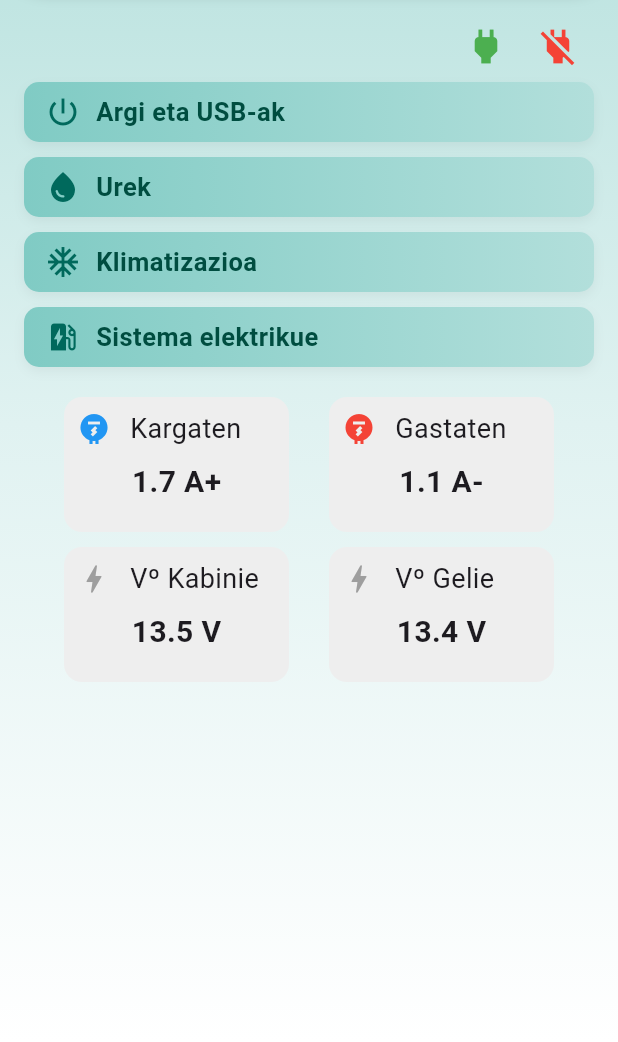
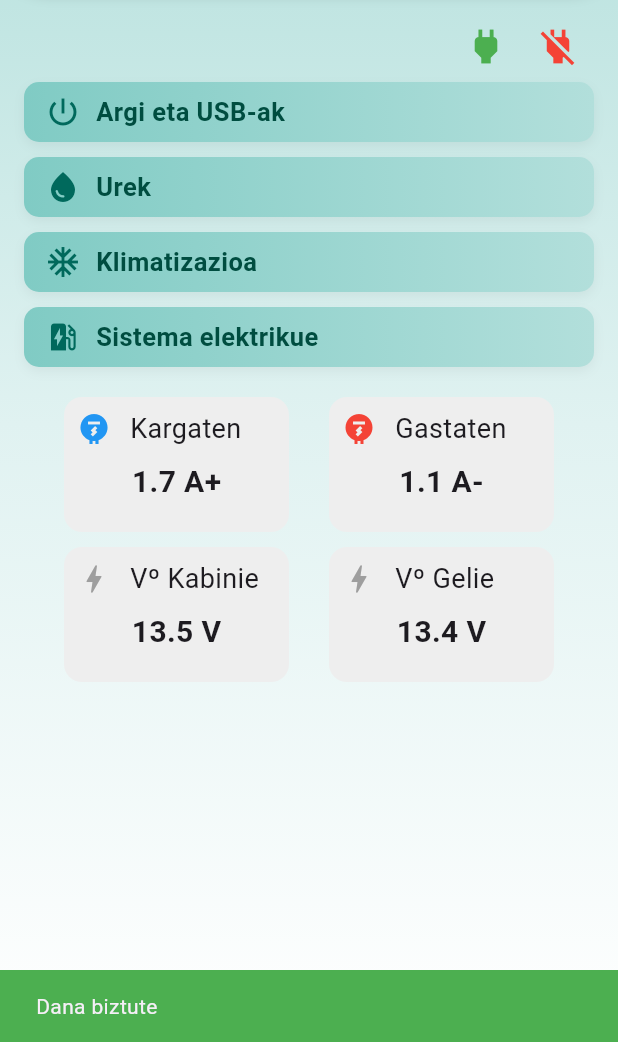
Before and after one commit to perikobermio/iratxo, a Flutter app: the Home screen opened directly, after a tap on the "power" icon, on a phone screen of 412 x 824 dp, the part 194-1236 px from its top. Run offline on Flutter 3.47's test engine with Material 3 defaults, Android fonts, the phone set to English and light mode, and no system bars; our stand-ins replace flutter_blue_plus.

Commit message:
mini actions

```diff
--- a/lib/ble.dart
+++ b/lib/ble.dart
@@ -122,7 +122,6 @@ class BleService {
           _pendingCommand!.complete(response);
         } else {
           data.sync(response);
-          print(response);
         }
 
       } catch (e) {
--- a/lib/data.dart
+++ b/lib/data.dart
@@ -8,11 +8,11 @@ class Data {
 
   Map<String, dynamic> v = {
     'out_light':            ValueNotifier<bool>(false),
+    'usb_1':                ValueNotifier<bool>(false),
     'hot_state':            ValueNotifier<bool>(false),
-    'water_bomb_state':     ValueNotifier<bool>(false),
-    'usb_1':                ValueNotifier<bool>(false),
     'hot_temp':             ValueNotifier<double>(15.0),
     'water_state':          ValueNotifier<int>(0),
+    'water_bomb_state':     ValueNotifier<bool>(false),
     'water_clean':          ValueNotifier<double>(100.0),
     'water_dirt':           ValueNotifier<double>(0.0),
     'energy_cabine':        ValueNotifier<double>(13.5),
--- /dev/null
+++ b/lib/helper.dart
@@ -0,0 +1,35 @@
+import 'package:flutter/material.dart';
+
+class Helper {
+
+  Helper._privateConstructor();
+  static final Helper _instance = Helper._privateConstructor();
+  factory Helper() => _instance;
+
+  Map<String, dynamic> param = {
+    'context_home': BuildContext,
+  };
+
+  void snack([String msg = '', String type = '', BuildContext? context]) {
+    context ??= param['context_home'];
+
+    Color bgColor;
+
+    if (type == 'success') {
+      bgColor = Colors.green;
+    } else if (type == 'error') {
+      bgColor = Colors.red;
+    } else {
+      bgColor = Colors.blue;
+    }
+
+    ScaffoldMessenger.of(context!).showSnackBar(
+      SnackBar(
+        content: Text(msg),
+        backgroundColor: bgColor,
+        duration: const Duration(seconds: 2)
+      ),
+    );
+  }
+
+ }
--- a/lib/home.dart
+++ b/lib/home.dart
@@ -12,6 +12,7 @@ import 'info_widget.dart';
 import 'reconnect_dialog.dart';
 import 'data.dart';
 import 'ble.dart';
+import 'helper.dart';
 
 class Home extends StatefulWidget {
   const Home({super.key});
@@ -21,13 +22,16 @@ class Home extends StatefulWidget {
 }
 
 class _HomeState extends State<Home> {
-  final data = Data();
-  final ble = BleService();
+  final data    = Data();
+  final ble     = BleService();
+  final helper  = Helper();
   Timer? _timer;
 
   @override
   void initState() {
     super.initState();
+
+    helper.param['context_home'] = context;
     setReadInterval();
   }
 
@@ -42,14 +46,7 @@ class _HomeState extends State<Home> {
         data.sync(resp);
       } catch (e) {
         if (!mounted) return;
-
-        ScaffoldMessenger.of(context).showSnackBar(
-          SnackBar(
-            content: Text(e.toString()),
-            backgroundColor: Colors.red,
-            duration: const Duration(seconds: 5),
-          ),
-        );
+        helper.snack(e.toString(), 'error');
       }
     });
   }
--- a/lib/mini_actions.dart
+++ b/lib/mini_actions.dart
@@ -1,6 +1,7 @@
 import 'package:flutter/material.dart';
 import 'ble.dart';
 import 'data.dart';
+import 'helper.dart';
 
 class MiniActions extends StatefulWidget {
   const MiniActions({super.key});
@@ -10,8 +11,9 @@ class MiniActions extends StatefulWidget {
 }
 
 class _MiniActionsState extends State<MiniActions> {
-  final data  = Data();
-  final ble   = BleService();
+  final data    = Data();
+  final ble     = BleService();
+  final helper  = Helper();
 
   @override
   Widget build(BuildContext context) {
@@ -22,6 +24,8 @@ class _MiniActionsState extends State<MiniActions> {
           onPressed: () async {
             data.v['usb_1'].value             = true;
             data.v['water_bomb_state'].value  = true;
+
+            helper.snack('Dana biztute', 'success');
           },
           icon: const Icon(Icons.power, size: 30, color: Colors.green),
           tooltip: 'Biztu dana',
@@ -32,6 +36,11 @@ class _MiniActionsState extends State<MiniActions> {
             data.v['out_light'].value         = false;
             data.v['usb_1'].value             = false;
             data.v['water_bomb_state'].value  = false;
+            data.v['water_bomb_state'].value  = false;
+            data.v['water_state'].value       = 0;
+            data.v['hot_state'].value         = false;
+
+            helper.snack('Dana amatata', 'success');
           },
           icon: const Icon(Icons.power_off, size: 30, color: Colors.red),
           tooltip: 'Amata dana',
```
